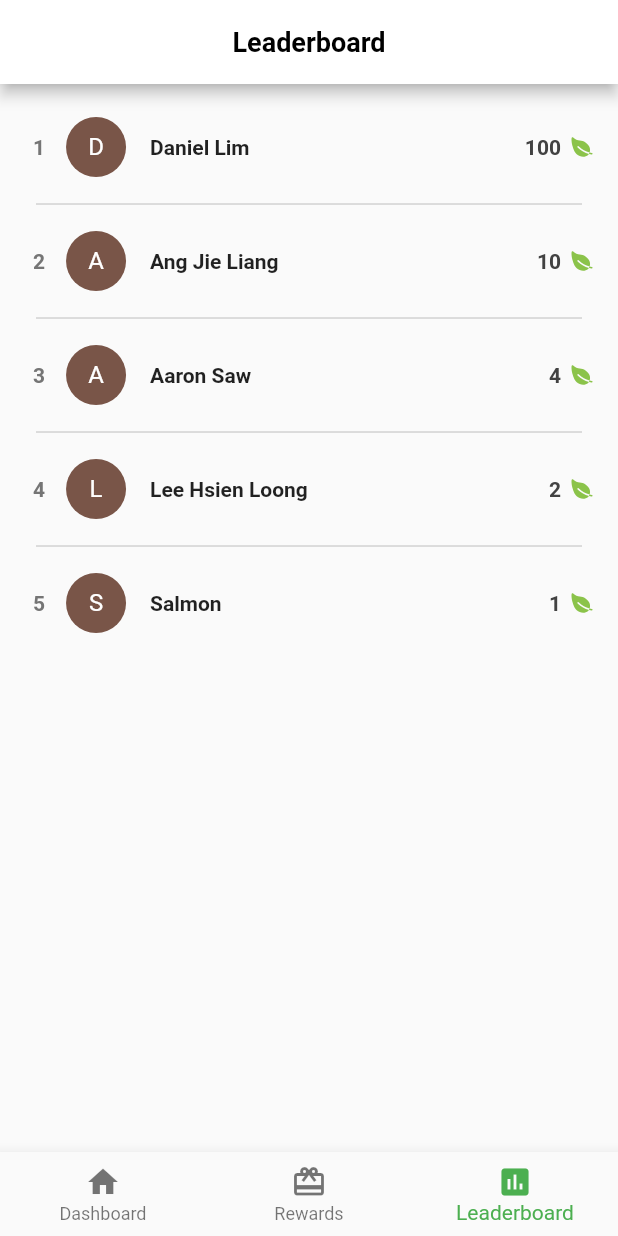
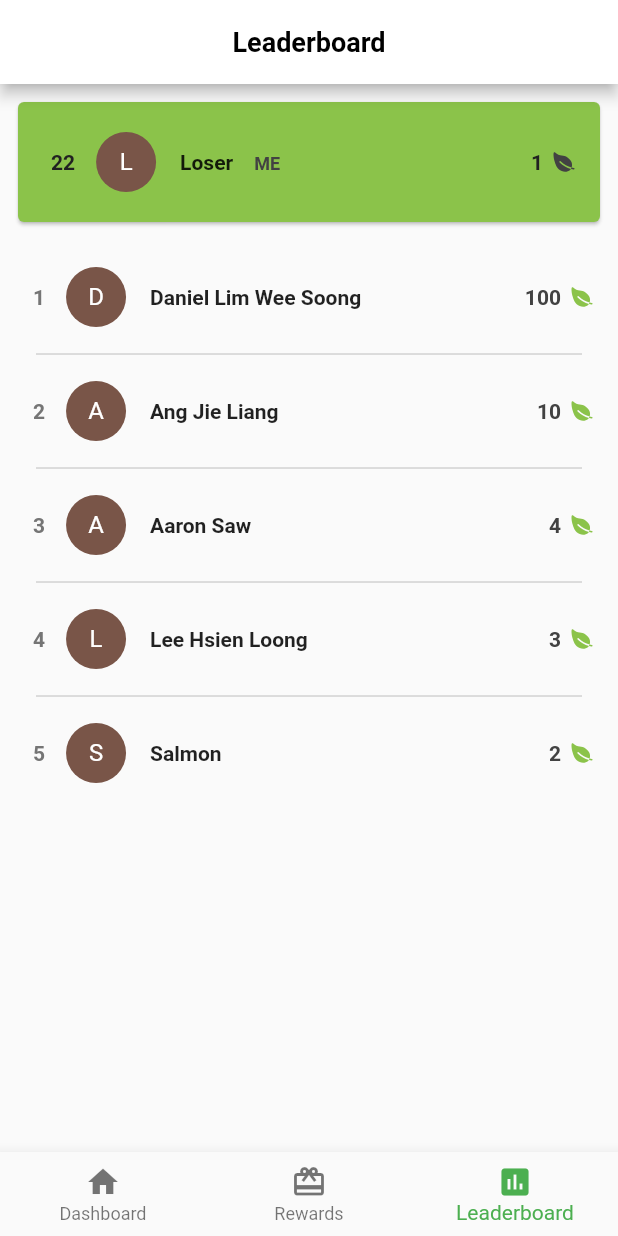
Before and after one commit to daniellimws/ReduceLah, a Flutter app: the screen it shows after launch, item 3 of the bottom bar chosen, on a phone screen of 412 x 824 dp. Run offline on Flutter 3.47's test engine with Material 2 defaults, Android fonts, the light colour scheme and no system bars; our stand-ins replace flare_flutter, flutter_icons; missing offline and left inert: flutter_nfc_reader.

Commit message:
Highlight user in leaderboard

```diff
--- a/lib/services/leaderboard_service.dart
+++ b/lib/services/leaderboard_service.dart
@@ -1,9 +1,10 @@
 class User {
+  int id;
   String name;
   int points;
   int rank;
 
-  User({this.name, this.points, this.rank});
+  User({this.id, this.name, this.points, this.rank});
 }
 
 class LeaderboardData {
--- a/lib/tabs/leaderboard_tab.dart
+++ b/lib/tabs/leaderboard_tab.dart
@@ -4,13 +4,13 @@ import 'package:flutter/material.dart';
 import 'package:flutter_icons/flutter_icons.dart';
 import 'package:reducelah/services/leaderboard_service.dart';
 
-User me = User(name: "Daniel Lim", points: 100, rank: 1);
+User me = User(id: 6, name: "Loser", points: 1, rank: 22);
 LeaderboardData _leaderboardData = LeaderboardData(users: [
-  User(name: "Daniel Lim", points: 100, rank: 1),
-  User(name: "Ang Jie Liang", points: 10, rank: 2),
-  User(name: "Aaron Saw", points: 4, rank: 3),
-  User(name: "Lee Hsien Loong", points: 2, rank: 4),
-  User(name: "Salmon", points: 1, rank: 5)
+  User(id: 1, name: "Daniel Lim Wee Soong", points: 100, rank: 1),
+  User(id: 2, name: "Ang Jie Liang", points: 10, rank: 2),
+  User(id: 3, name: "Aaron Saw", points: 4, rank: 3),
+  User(id: 4, name: "Lee Hsien Loong", points: 3, rank: 4),
+  User(id: 5, name: "Salmon", points: 2, rank: 5)
 ], me: me);
 
 class LeaderboardTab extends StatefulWidget {
@@ -36,21 +36,75 @@ class _LeaderboardTabState extends State<LeaderboardTab> {
         centerTitle: true,
         backgroundColor: Colors.white,
       ),
-        body: Padding(
-          padding: const EdgeInsets.only(top: 12.0),
-          child: ListView.separated(
+      body: Column(
+        children: <Widget>[
+          me.rank > _leaderboardData.users.length
+              ? Padding(
+                  padding: const EdgeInsets.symmetric(vertical: 8.0),
+                  child: _meCard(),
+                )
+              : Container(width: 0, height: 0),
+          Expanded(
+            child: Container(
+                padding: const EdgeInsets.only(top: 8.0),
+                child: _leaderboardList()),
+          ),
+        ],
+      ),
+    );
+  }
+
+  Widget _leaderboardList() {
+    return ListView.separated(
       itemCount: _leaderboardData.users.length,
       separatorBuilder: (context, index) =>
           Divider(color: Colors.grey[400], indent: 24, endIndent: 24),
       itemBuilder: (context, index) {
         User user = _leaderboardData.users[index];
-              return Padding(
+        return me.id == user.id
+            ? _meCard()
+            : Padding(
                 padding:
                     const EdgeInsets.symmetric(vertical: 2.0, horizontal: 0),
-                child: ListTile(
-                  title: Text(user.name,
-                      style:
-                          TextStyle(fontWeight: FontWeight.bold, fontSize: 14)),
+                child: _listItem(user, false));
+      },
+    );
+  }
+
+  Widget _meCard() {
+    return Padding(
+      padding: const EdgeInsets.symmetric(horizontal: 8.0),
+      child: Card(
+          color: Colors.lightGreen,
+          child: Padding(
+            padding: const EdgeInsets.symmetric(vertical: 12.0),
+            child: _listItem(me, true),
+          )),
+    );
+  }
+
+  Widget _listItem(User user, bool topCard) {
+    return ListTile(
+      title: Wrap(
+        crossAxisAlignment: WrapCrossAlignment.center,
+        children: <Widget>[
+          Padding(
+              padding: const EdgeInsets.only(right: 14.0),
+              child: Text(user.name,
+                  overflow: TextOverflow.ellipsis,
+                  style: TextStyle(fontWeight: FontWeight.bold, fontSize: 14))),
+          Padding(
+            padding: const EdgeInsets.only(top: 2.0),
+            child: Text(
+              user.id == me.id ? "ME" : "",
+              style: TextStyle(
+                  fontWeight: FontWeight.bold,
+                  fontSize: 12,
+                  color: topCard ? Colors.grey[800] : Colors.grey[500]),
+            ),
+          ),
+        ],
+      ),
       leading: Wrap(
         children: <Widget>[
           Padding(
@@ -60,14 +114,14 @@ class _LeaderboardTabState extends State<LeaderboardTab> {
               child: Text(user.rank.toString(),
                   style: TextStyle(
                       fontWeight: FontWeight.bold,
-                                  color: Colors.grey[600])),
+                      color: topCard ? Colors.grey[900] : Colors.grey[600])),
             ),
           ),
           CircleAvatar(
               child: Text(user.name[0].toUpperCase(),
                   style: TextStyle(color: Colors.white)),
-                          backgroundColor: Colors.primaries[
-                              Random().nextInt(Colors.primaries.length)]),
+              backgroundColor:
+                  Colors.primaries[Random().nextInt(Colors.primaries.length)]),
         ],
         crossAxisAlignment: WrapCrossAlignment.center,
       ),
@@ -78,18 +132,14 @@ class _LeaderboardTabState extends State<LeaderboardTab> {
             child: Text(user.points.toString(),
                 style: TextStyle(
                   fontWeight: FontWeight.bold,
-                              color: Colors.grey[800],
+                  color: topCard ? Colors.grey[900] : Colors.grey[800],
                 )),
           ),
           Icon(Ionicons.ios_leaf,
-                          color: Colors.lightGreen, size: 16)
+              color: topCard ? Colors.grey[800] : Colors.lightGreen, size: 16)
         ],
         crossAxisAlignment: WrapCrossAlignment.center,
       ),
-                ),
     );
-            },
-          ),
-        ));
   }
 }
```
Lines whose indentation alone changed are shown as unchanged.
